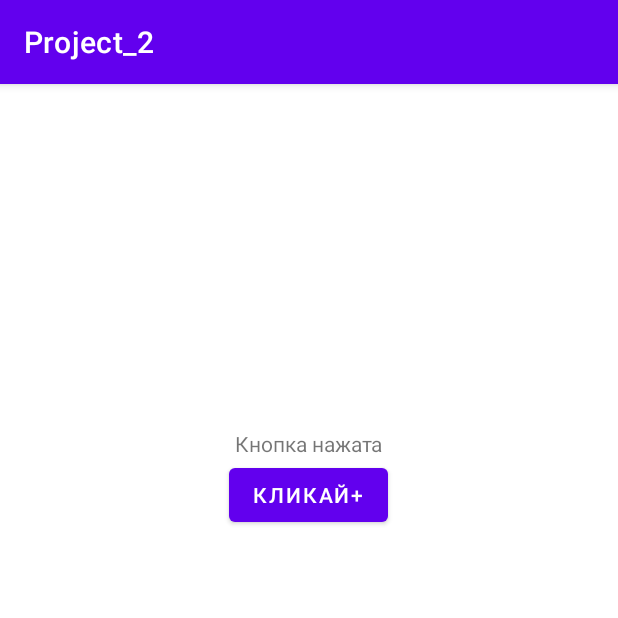
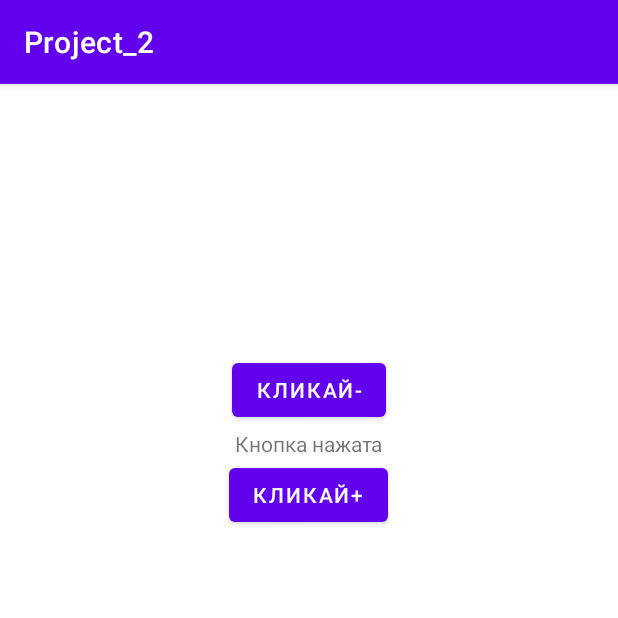
Before and after one commit to DanGlado/Android_Clicker, an Android app: the screen it shows after launch (MainActivity), on a phone screen of 412 x 824 dp, the top half of it. Run offline under Robolectric (Android 15) with nearby library versions, the phone set to English and light mode, and no system bars.

Commit message:
+ Add minus button

```diff
--- a/app/src/main/java/com/example/project_2/MainActivity.java
+++ b/app/src/main/java/com/example/project_2/MainActivity.java
@@ -11,7 +11,7 @@ public class MainActivity extends AppCompatActivity {
 
     TextView mainText;
     Button mainBtn;
-
+    Button mainBtn2;
     private int score = 0;
 
     @Override
@@ -22,6 +22,8 @@ public class MainActivity extends AppCompatActivity {
         mainBtn = (Button) findViewById(R.id.main_btn);
         mainBtn.setOnClickListener(clickListener);
 
+        mainBtn2 = (Button) findViewById(R.id.main_btn2);
+        mainBtn2.setOnClickListener(clickListener2);
     }
 
     View.OnClickListener clickListener = new View.OnClickListener() {
@@ -32,4 +34,12 @@ public class MainActivity extends AppCompatActivity {
             mainText.setText(s.toCharArray(),0, s.length());
         }
     };
+    View.OnClickListener clickListener2 = new View.OnClickListener() {
+        @Override
+        public void onClick(View view) {
+            score --;
+            String s = "Кликов: " + score;
+            mainText.setText(s.toCharArray(),0, s.length());
+        }
+    };
 }
--- a/app/src/main/res/layout/activity_main.xml
+++ b/app/src/main/res/layout/activity_main.xml
@@ -26,4 +26,12 @@
         android:layout_marginTop="250sp"
         android:text="@string/click_me" />
 
+    <Button
+        android:id="@+id/main_btn2"
+        android:layout_width="wrap_content"
+        android:layout_height="wrap_content"
+        android:layout_centerHorizontal="true"
+        android:layout_marginTop="180sp"
+        android:text="@string/click_me2" />
+
 </RelativeLayout>
```
